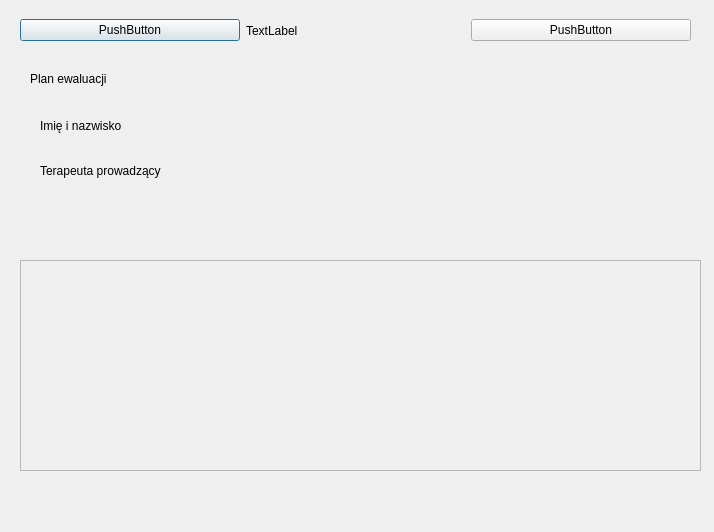
Barto-Paja/SI-Plan-Describer, file Plan-Describer/documentsummaryplandialog.ui: the form before one commit.
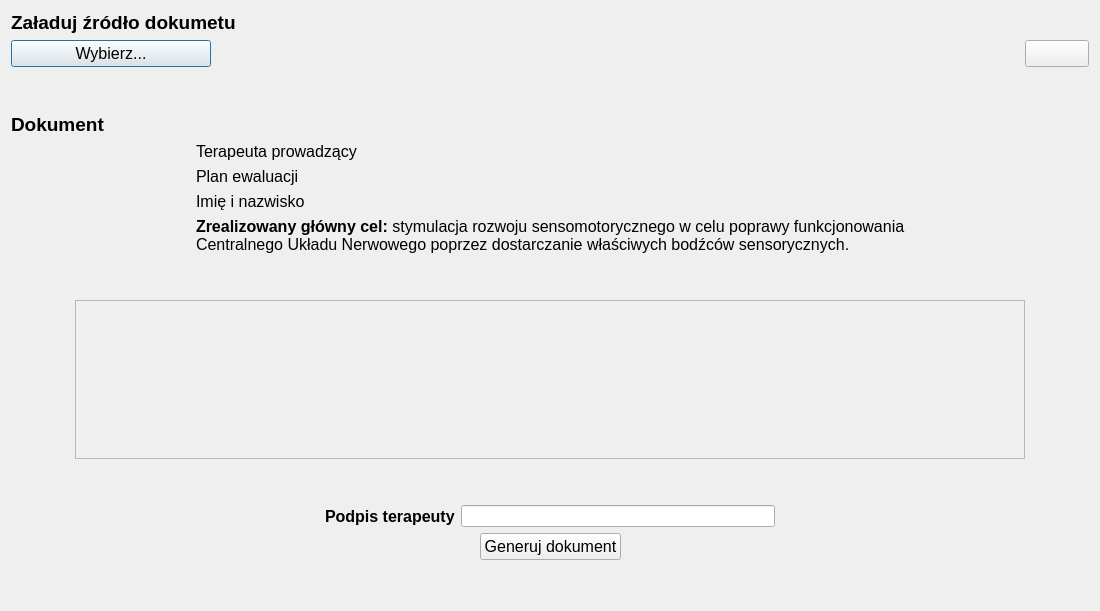
The form after the commit. Icons and pictures are not drawn.

Patch:
```diff
--- a/Plan-Describer/documentsummaryplandialog.ui
+++ b/Plan-Describer/documentsummaryplandialog.ui
@@ -6,111 +6,427 @@
    <rect>
     <x>0</x>
     <y>0</y>
-    <width>714</width>
-    <height>532</height>
+    <width>1100</width>
+    <height>611</height>
    </rect>
   </property>
+  <property name="minimumSize">
+   <size>
+    <width>1100</width>
+    <height>600</height>
+   </size>
+  </property>
+  <property name="maximumSize">
+   <size>
+    <width>1250</width>
+    <height>720</height>
+   </size>
+  </property>
   <property name="windowTitle">
    <string>Dialog</string>
   </property>
-  <widget class="QLabel" name="label_title">
-   <property name="geometry">
-    <rect>
-     <x>30</x>
-     <y>40</y>
-     <width>173</width>
-     <height>78</height>
-    </rect>
-   </property>
-   <property name="text">
-    <string>Plan ewaluacji</string>
-   </property>
-  </widget>
-  <widget class="QLabel" name="label_studentName">
-   <property name="geometry">
-    <rect>
-     <x>40</x>
-     <y>110</y>
-     <width>121</width>
-     <height>31</height>
-    </rect>
-   </property>
-   <property name="text">
-    <string>Imię i nazwisko</string>
-   </property>
-  </widget>
-  <widget class="QLabel" name="label_therapistName">
-   <property name="geometry">
-    <rect>
-     <x>40</x>
-     <y>150</y>
-     <width>161</width>
-     <height>41</height>
-    </rect>
-   </property>
-   <property name="text">
-    <string>Terapeuta prowadzący</string>
-   </property>
-  </widget>
-  <widget class="QScrollArea" name="scrollArea">
-   <property name="geometry">
-    <rect>
-     <x>20</x>
-     <y>260</y>
-     <width>681</width>
-     <height>211</height>
-    </rect>
-   </property>
-   <property name="sizeAdjustPolicy">
-    <enum>QAbstractScrollArea::AdjustToContents</enum>
-   </property>
-   <property name="widgetResizable">
-    <bool>true</bool>
-   </property>
-   <widget class="QWidget" name="scrollAreaWidgetContents">
-    <property name="geometry">
-     <rect>
-      <x>0</x>
-      <y>0</y>
-      <width>679</width>
-      <height>209</height>
-     </rect>
-    </property>
-   </widget>
-  </widget>
-  <widget class="QWidget" name="horizontalLayoutWidget">
-   <property name="geometry">
-    <rect>
-     <x>20</x>
-     <y>10</y>
-     <width>671</width>
-     <height>41</height>
-    </rect>
-   </property>
-   <layout class="QHBoxLayout" name="horizontalLayout">
-    <item>
-     <widget class="QPushButton" name="pushButton_browse">
-      <property name="text">
-       <string>PushButton</string>
-      </property>
-     </widget>
-    </item>
-    <item>
-     <widget class="QLabel" name="label_browse">
-      <property name="text">
-       <string>TextLabel</string>
-      </property>
-     </widget>
-    </item>
-    <item>
-     <widget class="QPushButton" name="pushButton_load">
-      <property name="text">
-       <string>PushButton</string>
-      </property>
-     </widget>
-    </item>
-   </layout>
-  </widget>
+  <layout class="QVBoxLayout" name="verticalLayout">
+   <item>
+    <widget class="QLabel" name="label_dialogTitle">
+     <property name="font">
+      <font>
+       <pointsize>14</pointsize>
+       <weight>75</weight>
+       <bold>true</bold>
+      </font>
+     </property>
+     <property name="text">
+      <string>Załaduj źródło dokumetu</string>
+     </property>
+    </widget>
+   </item>
+   <item>
+    <layout class="QHBoxLayout" name="horizontalLayout">
+     <item>
+      <widget class="QPushButton" name="pushButton_browse">
+       <property name="maximumSize">
+        <size>
+         <width>200</width>
+         <height>16777215</height>
+        </size>
+       </property>
+       <property name="font">
+        <font>
+         <pointsize>12</pointsize>
+        </font>
+       </property>
+       <property name="text">
+        <string>Wybierz...</string>
+       </property>
+      </widget>
+     </item>
+     <item>
+      <widget class="QLabel" name="label_browse">
+       <property name="font">
+        <font>
+         <pointsize>12</pointsize>
+        </font>
+       </property>
+       <property name="text">
+        <string/>
+       </property>
+      </widget>
+     </item>
+     <item>
+      <widget class="QPushButton" name="pushButton_load">
+       <property name="maximumSize">
+        <size>
+         <width>64</width>
+         <height>64</height>
+        </size>
+       </property>
+       <property name="text">
+        <string/>
+       </property>
+       <property name="icon">
+        <iconset resource="icons.qrc">
+         <normaloff>:/icons/outbox.png</normaloff>:/icons/outbox.png</iconset>
+       </property>
+       <property name="iconSize">
+        <size>
+         <width>32</width>
+         <height>32</height>
+        </size>
+       </property>
+      </widget>
+     </item>
+    </layout>
+   </item>
+   <item>
+    <spacer name="verticalSpacer_3">
+     <property name="orientation">
+      <enum>Qt::Vertical</enum>
+     </property>
+     <property name="sizeType">
+      <enum>QSizePolicy::Minimum</enum>
+     </property>
+     <property name="sizeHint" stdset="0">
+      <size>
+       <width>20</width>
+       <height>40</height>
+      </size>
+     </property>
+    </spacer>
+   </item>
+   <item>
+    <widget class="QLabel" name="label">
+     <property name="font">
+      <font>
+       <pointsize>14</pointsize>
+       <weight>75</weight>
+       <bold>true</bold>
+      </font>
+     </property>
+     <property name="text">
+      <string>Dokument</string>
+     </property>
+    </widget>
+   </item>
+   <item>
+    <layout class="QHBoxLayout" name="horizontalLayout_3">
+     <item>
+      <spacer name="horizontalSpacer_3">
+       <property name="orientation">
+        <enum>Qt::Horizontal</enum>
+       </property>
+       <property name="sizeHint" stdset="0">
+        <size>
+         <width>40</width>
+         <height>20</height>
+        </size>
+       </property>
+      </spacer>
+     </item>
+     <item>
+      <layout class="QVBoxLayout" name="verticalLayout_2">
+       <item>
+        <widget class="QLabel" name="label_therapistName">
+         <property name="font">
+          <font>
+           <pointsize>12</pointsize>
+          </font>
+         </property>
+         <property name="text">
+          <string>Terapeuta prowadzący</string>
+         </property>
+        </widget>
+       </item>
+       <item>
+        <widget class="QLabel" name="label_title">
+         <property name="font">
+          <font>
+           <pointsize>12</pointsize>
+          </font>
+         </property>
+         <property name="text">
+          <string>Plan ewaluacji</string>
+         </property>
+        </widget>
+       </item>
+       <item>
+        <widget class="QLabel" name="label_studentName">
+         <property name="font">
+          <font>
+           <pointsize>12</pointsize>
+          </font>
+         </property>
+         <property name="text">
+          <string>Imię i nazwisko</string>
+         </property>
+        </widget>
+       </item>
+       <item>
+        <widget class="QLabel" name="label_coreTarget">
+         <property name="font">
+          <font>
+           <pointsize>12</pointsize>
+          </font>
+         </property>
+         <property name="text">
+          <string>&lt;html&gt;&lt;head/&gt;&lt;body&gt;&lt;p align=&quot;justify&quot;&gt;&lt;span style=&quot; font-family:'Times New Roman'; font-weight:600;&quot;&gt;Zrealizowany główny cel: &lt;/span&gt;&lt;span style=&quot; font-family:'Times New Roman';&quot;&gt;stymulacja rozwoju sensomotorycznego w celu poprawy funkcjonowania&lt;br/&gt;Centralnego Układu Nerwowego poprzez dostarczanie właściwych bodźców sensorycznych.&lt;/span&gt;&lt;/p&gt;&lt;/body&gt;&lt;/html&gt;</string>
+         </property>
+         <property name="scaledContents">
+          <bool>false</bool>
+         </property>
+         <property name="wordWrap">
+          <bool>false</bool>
+         </property>
+         <property name="margin">
+          <number>0</number>
+         </property>
+         <property name="indent">
+          <number>-1</number>
+         </property>
+        </widget>
+       </item>
+      </layout>
+     </item>
+     <item>
+      <spacer name="horizontalSpacer_2">
+       <property name="orientation">
+        <enum>Qt::Horizontal</enum>
+       </property>
+       <property name="sizeHint" stdset="0">
+        <size>
+         <width>40</width>
+         <height>20</height>
+        </size>
+       </property>
+      </spacer>
+     </item>
+    </layout>
+   </item>
+   <item>
+    <spacer name="verticalSpacer_4">
+     <property name="orientation">
+      <enum>Qt::Vertical</enum>
+     </property>
+     <property name="sizeType">
+      <enum>QSizePolicy::Minimum</enum>
+     </property>
+     <property name="sizeHint" stdset="0">
+      <size>
+       <width>20</width>
+       <height>40</height>
+      </size>
+     </property>
+    </spacer>
+   </item>
+   <item>
+    <layout class="QHBoxLayout" name="horizontalLayout_2">
+     <item>
+      <spacer name="horizontalSpacer_4">
+       <property name="orientation">
+        <enum>Qt::Horizontal</enum>
+       </property>
+       <property name="sizeType">
+        <enum>QSizePolicy::Minimum</enum>
+       </property>
+       <property name="sizeHint" stdset="0">
+        <size>
+         <width>40</width>
+         <height>20</height>
+        </size>
+       </property>
+      </spacer>
+     </item>
+     <item>
+      <widget class="QScrollArea" name="scrollArea">
+       <property name="minimumSize">
+        <size>
+         <width>900</width>
+         <height>0</height>
+        </size>
+       </property>
+       <property name="maximumSize">
+        <size>
+         <width>950</width>
+         <height>16777215</height>
+        </size>
+       </property>
+       <property name="sizeAdjustPolicy">
+        <enum>QAbstractScrollArea::AdjustToContents</enum>
+       </property>
+       <property name="widgetResizable">
+        <bool>true</bool>
+       </property>
+       <widget class="QWidget" name="scrollAreaWidgetContents">
+        <property name="geometry">
+         <rect>
+          <x>0</x>
+          <y>0</y>
+          <width>948</width>
+          <height>111</height>
+         </rect>
+        </property>
+       </widget>
+      </widget>
+     </item>
+     <item>
+      <spacer name="horizontalSpacer_5">
+       <property name="orientation">
+        <enum>Qt::Horizontal</enum>
+       </property>
+       <property name="sizeType">
+        <enum>QSizePolicy::Minimum</enum>
+       </property>
+       <property name="sizeHint" stdset="0">
+        <size>
+         <width>40</width>
+         <height>20</height>
+        </size>
+       </property>
+      </spacer>
+     </item>
+    </layout>
+   </item>
+   <item>
+    <spacer name="verticalSpacer_2">
+     <property name="orientation">
+      <enum>Qt::Vertical</enum>
+     </property>
+     <property name="sizeType">
+      <enum>QSizePolicy::Minimum</enum>
+     </property>
+     <property name="sizeHint" stdset="0">
+      <size>
+       <width>20</width>
+       <height>40</height>
+      </size>
+     </property>
+    </spacer>
+   </item>
+   <item>
+    <layout class="QHBoxLayout" name="horizontalLayout_signature">
+     <item>
+      <spacer name="horizontalSpacer_6">
+       <property name="orientation">
+        <enum>Qt::Horizontal</enum>
+       </property>
+       <property name="sizeHint" stdset="0">
+        <size>
+         <width>40</width>
+         <height>20</height>
+        </size>
+       </property>
+      </spacer>
+     </item>
+     <item>
+      <widget class="QLabel" name="label_therapistSignature">
+       <property name="font">
+        <font>
+         <pointsize>12</pointsize>
+         <weight>75</weight>
+         <bold>true</bold>
+        </font>
+       </property>
+       <property name="text">
+        <string>Podpis terapeuty</string>
+       </property>
+      </widget>
+     </item>
+     <item>
+      <widget class="QLineEdit" name="lineEdit_therapistSignature"/>
+     </item>
+     <item>
+      <spacer name="horizontalSpacer">
+       <property name="orientation">
+        <enum>Qt::Horizontal</enum>
+       </property>
+       <property name="sizeHint" stdset="0">
+        <size>
+         <width>40</width>
+         <height>20</height>
+        </size>
+       </property>
+      </spacer>
+     </item>
+    </layout>
+   </item>
+   <item>
+    <layout class="QHBoxLayout" name="horizontalLayout_4">
+     <item>
+      <spacer name="horizontalSpacer_7">
+       <property name="orientation">
+        <enum>Qt::Horizontal</enum>
+       </property>
+       <property name="sizeHint" stdset="0">
+        <size>
+         <width>40</width>
+         <height>20</height>
+        </size>
+       </property>
+      </spacer>
+     </item>
+     <item>
+      <widget class="QPushButton" name="pushButton_generateFile">
+       <property name="font">
+        <font>
+         <pointsize>12</pointsize>
+        </font>
+       </property>
+       <property name="text">
+        <string>Generuj dokument</string>
+       </property>
+      </widget>
+     </item>
+     <item>
+      <spacer name="horizontalSpacer_8">
+       <property name="orientation">
+        <enum>Qt::Horizontal</enum>
+       </property>
+       <property name="sizeHint" stdset="0">
+        <size>
+         <width>40</width>
+         <height>20</height>
+        </size>
+       </property>
+      </spacer>
+     </item>
+    </layout>
+   </item>
+   <item>
+    <spacer name="verticalSpacer">
+     <property name="orientation">
+      <enum>Qt::Vertical</enum>
+     </property>
+     <property name="sizeType">
+      <enum>QSizePolicy::Minimum</enum>
+     </property>
+     <property name="sizeHint" stdset="0">
+      <size>
+       <width>20</width>
+       <height>40</height>
+      </size>
+     </property>
+    </spacer>
+   </item>
+  </layout>
  </widget>
  <resources/>
  <connections/>
```
Left out of the diff: 4 changed lines with no effect on the pictures.
